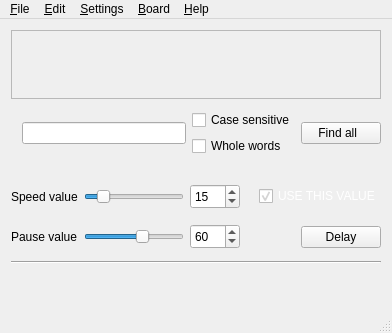
Qt form OpenBoard/mainwindow.ui (ITAAcademy/OpenBoard) before a commit.
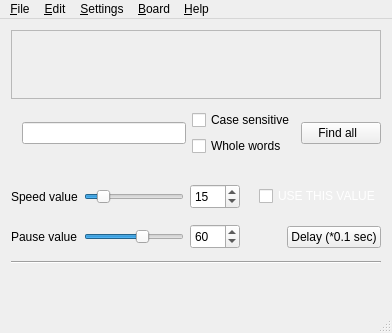
The same form after that commit. Icons and pictures are not drawn.

What changed in the file:
```diff
--- a/OpenBoard/mainwindow.ui
+++ b/OpenBoard/mainwindow.ui
@@ -550,7 +550,7 @@
             <string>USE THIS VALUE</string>
            </property>
            <property name="checked">
-            <bool>true</bool>
+            <bool>false</bool>
            </property>
           </widget>
          </item>
@@ -667,7 +667,7 @@
          <item>
           <widget class="QPushButton" name="button_Delay">
            <property name="text">
-            <string>Delay</string>
+            <string>Delay (*0.1 sec)</string>
            </property>
           </widget>
          </item>
```
